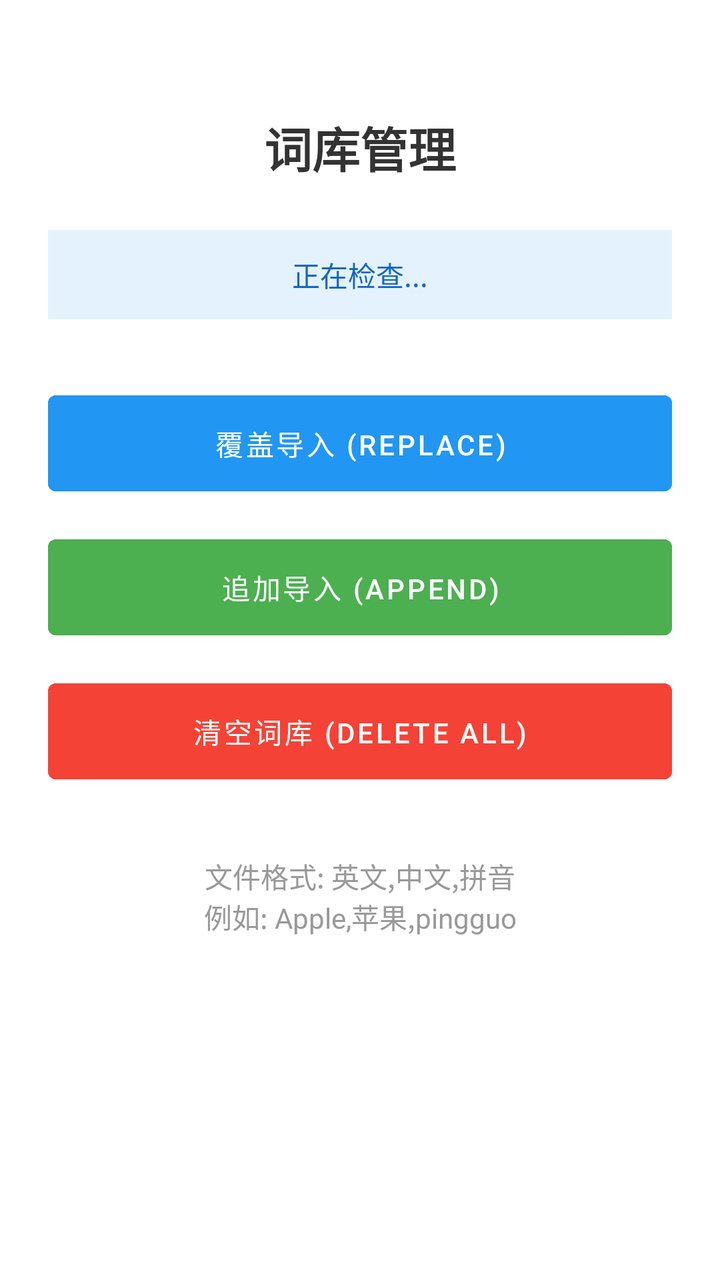
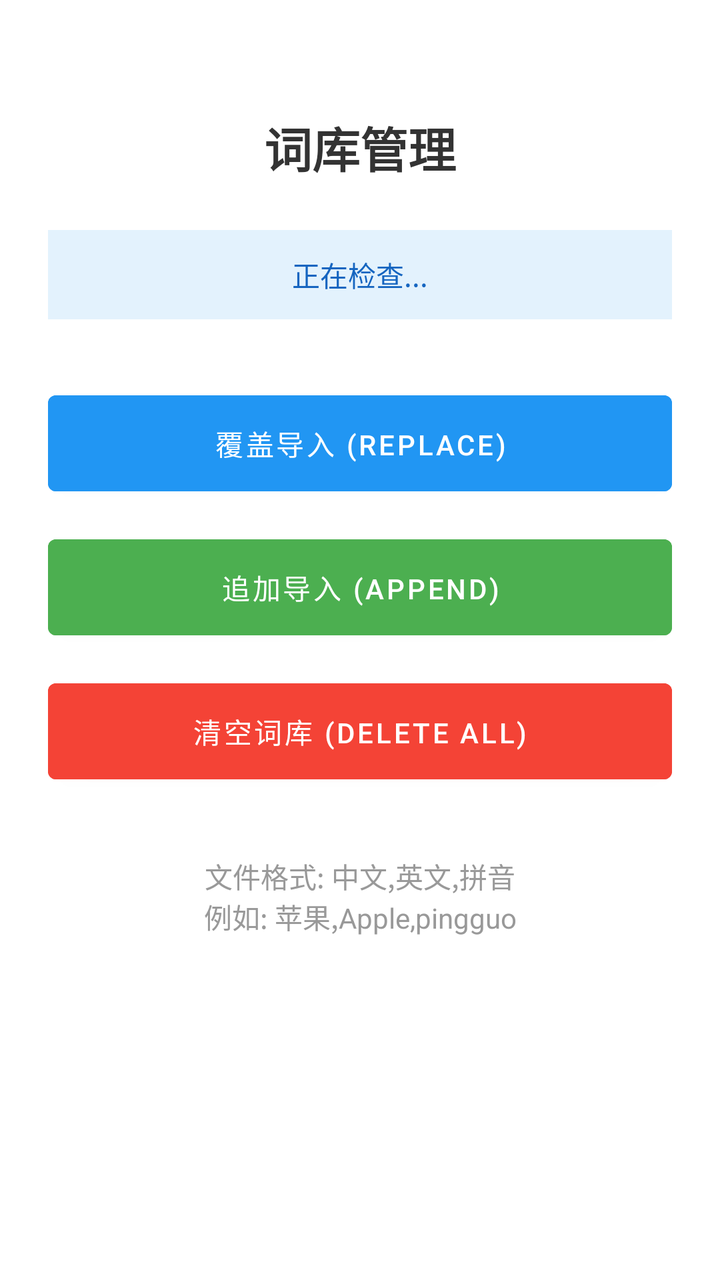

Two renders of the same Android screen: before a commit and after it. Below are the layout's source before the change and the commit's diff.
<!-- AndroidManifest.xml: application theme Theme.MyInputMethodService -->
<!-- res/layout/activity_main.xml -->
<?xml version="1.0" encoding="utf-8"?>
<LinearLayout xmlns:android="http://schemas.android.com/apk/res/android"
    android:layout_width="match_parent"
    android:layout_height="match_parent"
    android:orientation="vertical"
    android:padding="24dp"
    android:gravity="center_horizontal">

    <TextView
        android:layout_width="wrap_content"
        android:layout_height="wrap_content"
        android:text="词库管理"
        android:textSize="24sp"
        android:textStyle="bold"
        android:textColor="#333"
        android:layout_marginTop="32dp"
        android:layout_marginBottom="24dp"/>

    <TextView
        android:id="@+id/tv_status"
        android:layout_width="match_parent"
        android:layout_height="wrap_content"
        android:gravity="center"
        android:text="正在检查..."
        android:background="#E3F2FD"
        android:padding="12dp"
        android:textColor="#1565C0"
        android:layout_marginBottom="32dp"/>

    <Button
        android:id="@+id/btn_replace"
        android:layout_width="match_parent"
        android:layout_height="60dp"
        android:text="覆盖导入 (Replace)"
        android:layout_marginBottom="12dp"
        android:backgroundTint="#2196F3"/>

    <Button
        android:id="@+id/btn_append"
        android:layout_width="match_parent"
        android:layout_height="60dp"
        android:text="追加导入 (Append)"
        android:layout_marginBottom="12dp"
        android:backgroundTint="#4CAF50"/>

    <Button
        android:id="@+id/btn_clear"
        android:layout_width="match_parent"
        android:layout_height="60dp"
        android:text="清空词库 (Delete All)"
        android:backgroundTint="#F44336"/>

    <TextView
        android:layout_width="match_parent"
        android:layout_height="wrap_content"
        android:text="文件格式: 英文,中文,拼音\n例如: Apple,苹果,pingguo"
        android:gravity="center"
        android:layout_marginTop="32dp"
        android:textColor="#999"/>

</LinearLayout>
<!-- resources referenced by this layout -->
<resources>
  <style name="Theme.MyInputMethodService" parent="Theme.MaterialComponents.DayNight.DarkActionBar">
          
          <item name="colorPrimary">@color/purple_500</item>
          <item name="colorPrimaryVariant">@color/purple_700</item>
          <item name="colorOnPrimary">@color/white</item>
          
          <item name="colorSecondary">@color/teal_200</item>
          <item name="colorSecondaryVariant">@color/teal_700</item>
          <item name="colorOnSecondary">@color/black</item>
          
          <item name="android:statusBarColor">?attr/colorPrimaryVariant</item>
          
      </style>
  <color name="purple_500">#FF6200EE</color>
  <color name="purple_700">#FF3700B3</color>
  <color name="white">#FFFFFFFF</color>
  <color name="teal_200">#FF03DAC5</color>
  <color name="teal_700">#FF018786</color>
  <color name="black">#FF000000</color>
</resources>

<!-- the commit's change to res/layout/activity_main.xml (unified diff, before → after) -->
@@ -53,7 +53,7 @@
     <TextView
         android:layout_width="match_parent"
         android:layout_height="wrap_content"
-        android:text="文件格式: 英文,中文,拼音\n例如: Apple,苹果,pingguo"
+        android:text="文件格式: 中文,英文,拼音\n例如: 苹果,Apple,pingguo"
         android:gravity="center"
         android:layout_marginTop="32dp"
         android:textColor="#999"/>
